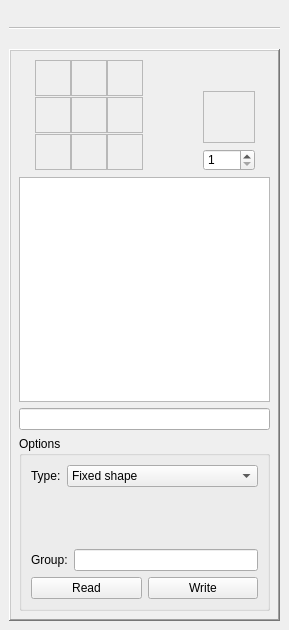
This is visualrecipeeditordock.ui in IoeCmcomc/MCDatapacker as Qt 5 draws it before an edit. The edited form follows.
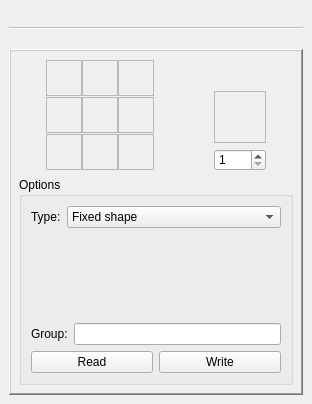
This is the edited form. Icons and pictures are not drawn. Custom widgets are drawn as their Qt base class.

What changed in the file:
```diff
--- a/visualrecipeeditordock.ui
+++ b/visualrecipeeditordock.ui
@@ -6,8 +6,8 @@
    <rect>
     <x>0</x>
     <y>0</y>
-    <width>289</width>
-    <height>630</height>
+    <width>312</width>
+    <height>404</height>
    </rect>
   </property>
   <property name="sizePolicy">
@@ -19,7 +19,7 @@
   <property name="minimumSize">
    <size>
     <width>289</width>
-    <height>500</height>
+    <height>404</height>
    </size>
   </property>
   <property name="font">
@@ -139,8 +139,8 @@
               </property>
               <property name="sizeHint" stdset="0">
                <size>
-                <width>7</width>
-                <height>17</height>
+                <width>0</width>
+                <height>10</height>
                </size>
               </property>
              </spacer>
@@ -721,63 +721,14 @@
               </property>
               <property name="sizeHint" stdset="0">
                <size>
-                <width>7</width>
-                <height>17</height>
+                <width>0</width>
+                <height>10</height>
                </size>
               </property>
              </spacer>
             </item>
            </layout>
           </item>
-          <item>
-           <widget class="QListView" name="itemList">
-            <property name="sizePolicy">
-             <sizepolicy hsizetype="Preferred" vsizetype="Expanding">
-              <horstretch>0</horstretch>
-              <verstretch>1</verstretch>
-             </sizepolicy>
-            </property>
-            <property name="autoFillBackground">
-             <bool>false</bool>
-            </property>
-            <property name="editTriggers">
-             <set>QAbstractItemView::EditKeyPressed</set>
-            </property>
-            <property name="showDropIndicator" stdset="0">
-             <bool>false</bool>
-            </property>
-            <property name="defaultDropAction">
-             <enum>Qt::IgnoreAction</enum>
-            </property>
-            <property name="selectionMode">
-             <enum>QAbstractItemView::NoSelection</enum>
-            </property>
-            <property name="movement">
-             <enum>QListView::Static</enum>
-            </property>
-            <property name="resizeMode">
-             <enum>QListView::Adjust</enum>
-            </property>
-            <property name="layoutMode">
-             <enum>QListView::SinglePass</enum>
-            </property>
-            <property name="spacing">
-             <number>0</number>
-            </property>
-            <property name="viewMode">
-             <enum>QListView::IconMode</enum>
-            </property>
-            <property name="uniformItemSizes">
-             <bool>true</bool>
-            </property>
-            <property name="batchSize">
-             <number>100</number>
-            </property>
-           </widget>
-          </item>
-          <item>
-           <widget class="QLineEdit" name="itemListSearchBox"/>
-          </item>
           <item>
            <widget class="QGroupBox" name="recipeOptions">
             <property name="sizePolicy">
```
